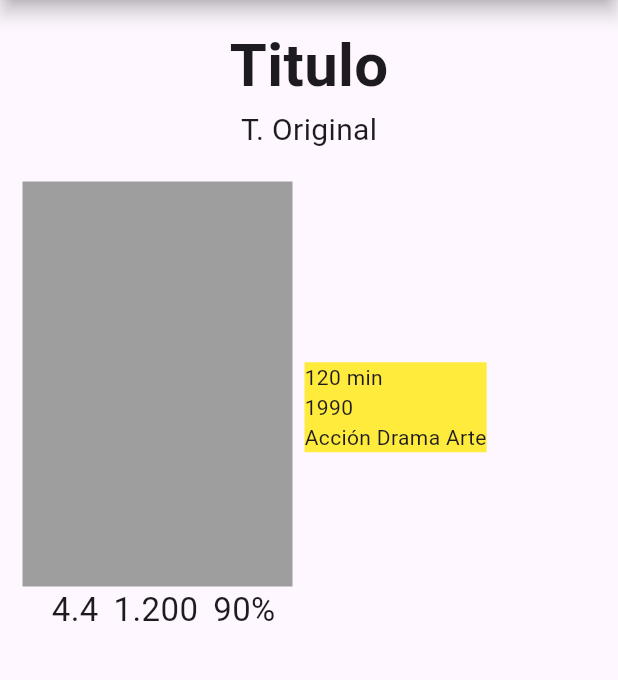
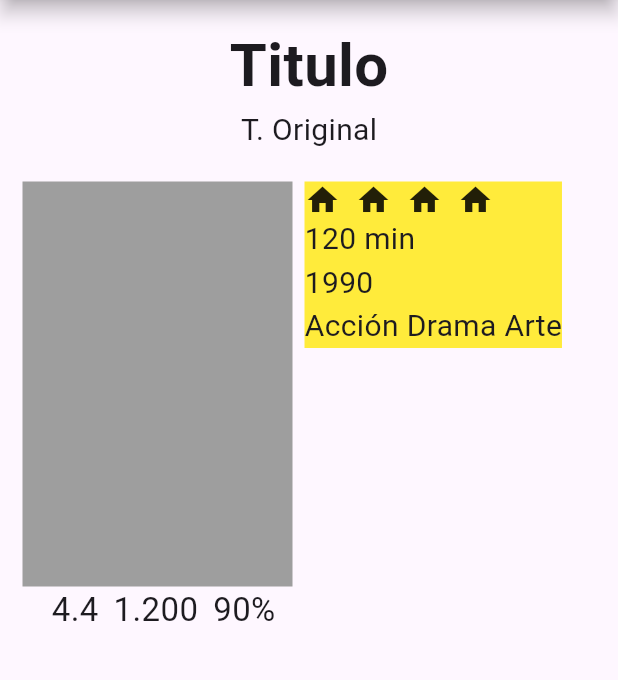
Before and after one commit to cvidaal/peliculas, a Flutter app: the screen it shows after launch, on a phone screen of 412 x 824 dp, the part 90-770 px from its top. Run offline on Flutter 3.47's test engine with Material 3 defaults, Android fonts, the phone set to English and light mode, and no system bars.

Commit message:
pelicula

```diff
--- a/lib/screens/peliculascreen.dart
+++ b/lib/screens/peliculascreen.dart
@@ -30,6 +30,7 @@ class Peliculascreen extends StatelessWidget {
               height: 20,
             ),
             Row(
+              crossAxisAlignment: CrossAxisAlignment.start,
               children: [
                 Column(
                   children: [
@@ -59,10 +60,20 @@ class Peliculascreen extends StatelessWidget {
                     child: Column(
                       crossAxisAlignment: CrossAxisAlignment.start,
                       children: [
-
-                        Text('120 min'),
-                        Text('1990'),
-                        Text('Acción Drama Arte')
+                        Row(
+                          children: [
+                            Icon(Icons.home),
+                            SizedBox(width: 10,),
+                            Icon(Icons.home),
+                            SizedBox(width: 10,),
+                            Icon(Icons.home),
+                            SizedBox(width: 10,),
+                            Icon(Icons.home),
+                          ],
+                        ),
+                        Text('120 min', style: TextStyle(fontSize: 20),),
+                        Text('1990', style: TextStyle(fontSize: 20),),
+                        Text('Acción Drama Arte', style: TextStyle(fontSize: 20),)
                       ],
                     ),
                   ),
```
